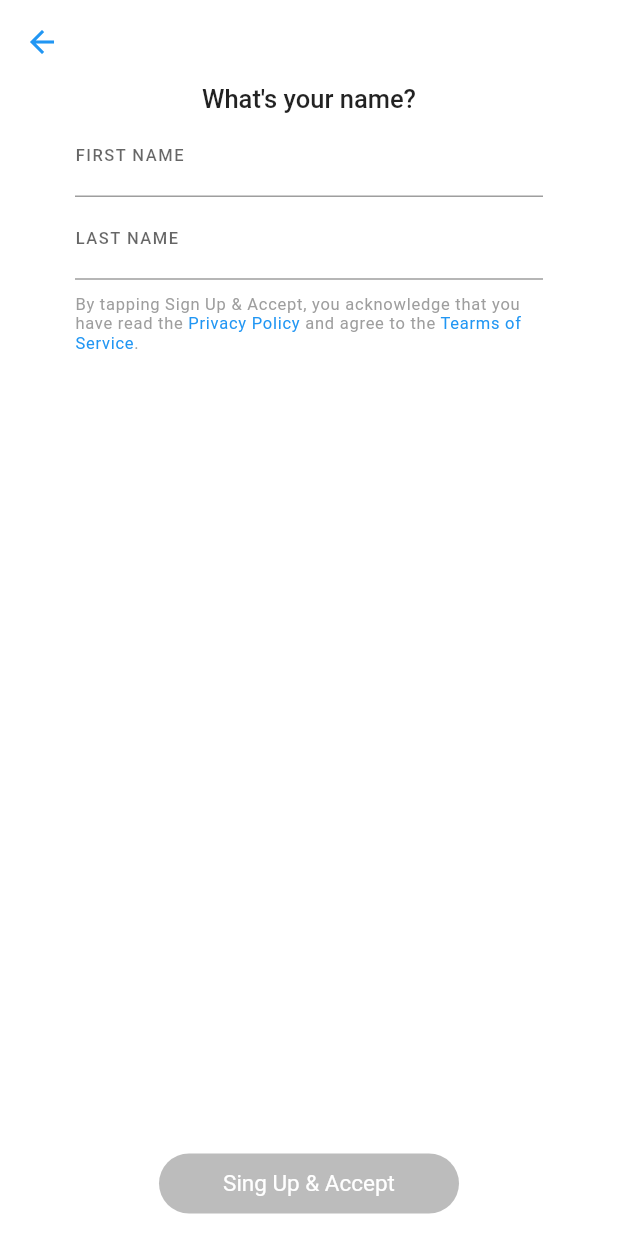
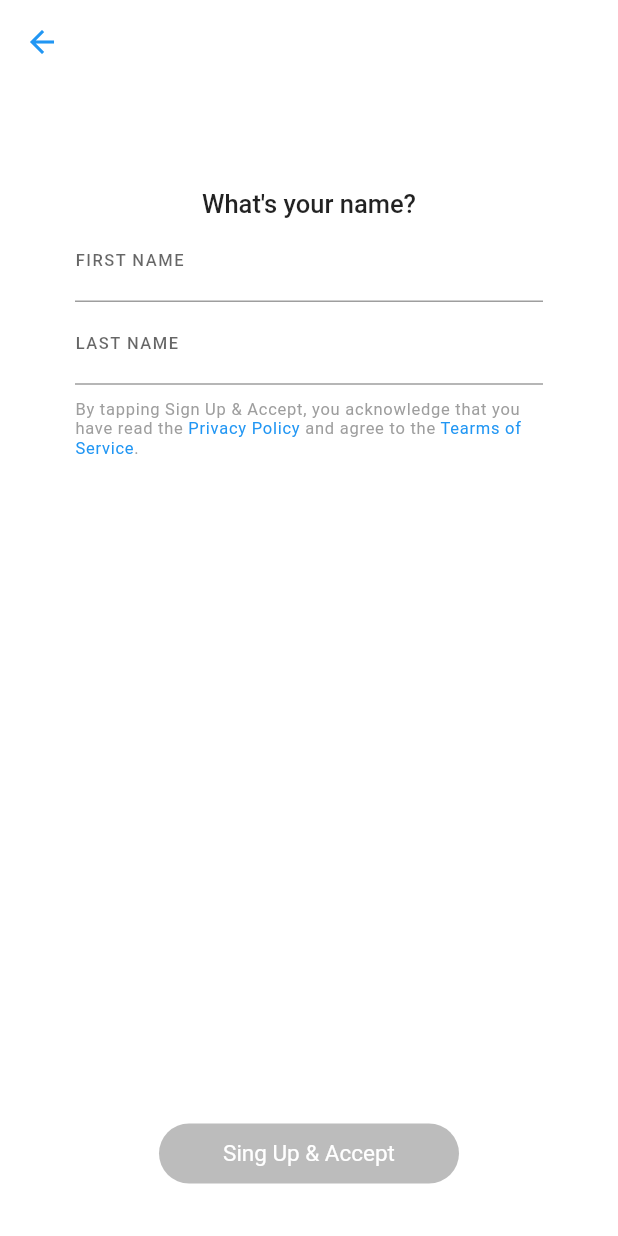
Before and after one commit to QristineVanesyan/snapchat_practice, a Flutter app: the screen it shows after launch, after a tap on "SIGN UP", on a phone screen of 412 x 824 dp. Run offline on Flutter 3.47's test engine with Material 2 defaults, Android fonts, the phone set to English and light mode, and no system bars.

Commit message:
TODO SHOW/HIDE

```diff
--- a/snapchat_proj/lib/pages/sign-up.dart
+++ b/snapchat_proj/lib/pages/sign-up.dart
@@ -4,26 +4,22 @@ import 'package:snapchat_proj/pages/birthday.dart';
 import 'package:snapchat_proj/widgets/customTextField.dart';
 import 'package:snapchat_proj/widgets/roundedButton.dart';
 
-// you can create one page For Sign up and login and call it with other params
 class SignUp extends StatefulWidget {
-  TextEditingController _controller1 = TextEditingController();
-  TextEditingController _controller2 = TextEditingController();
-
   @override
   _SignUpState createState() => _SignUpState();
 }
 
 class _SignUpState extends State<SignUp> {
+  TextEditingController _fnameTextFieldController = TextEditingController();
+  TextEditingController _lnameTextFieldController = TextEditingController();
+
   bool _isValid = false;
   final _formKey = GlobalKey<FormState>();
-  String error = "";
-  String username = "";
-  String password = "";
-  String email = "";
+
   void _toggle() {
     setState(() {
-      _isValid = (widget._controller1.text.isNotEmpty ||
-          widget._controller2.text.isNotEmpty);
+      _isValid = (_fnameTextFieldController.text.isNotEmpty ||
+          _lnameTextFieldController.text.isNotEmpty);
     });
   }
 
@@ -38,58 +34,68 @@ class _SignUpState extends State<SignUp> {
         elevation: 0,
       ),
       body: Container(
+        padding: const EdgeInsets.only(top: 70),
         color: Colors.white,
         child: Column(
           mainAxisAlignment: MainAxisAlignment.spaceBetween,
-            children: [
-              Column(
+          children: [_renderForm(), _renderContinueButton()],
+        ),
+      ),
+    );
+  }
+
+  Widget _renderContinueButton() {
+    return Container(
+      padding: const EdgeInsets.only(bottom: 15),
+      child: RoundedButton(
+        title: 'Sing Up & Accept',
+        onButtonClick: () => {
+          if (_isValid)
+            Navigator.push(
+                context, MaterialPageRoute(builder: (context) => Birthday()))
+        },
+        color: (_isValid) ? const Color(0xFF02a9f4) : const Color(0xFFbcbcbc),
+      ),
+    );
+  }
+
+  Widget _renderForm() {
+    return Form(
+      key: _formKey,
+      child: Column(
         children: [
           Text(
             'What\'s your name?',
             style: TextStyle(fontSize: 17, fontWeight: FontWeight.w500),
           ),
-                  Form(
-                    key: _formKey,
-                    child: Column(
-                      children: [
           CustomTextField(
             labelName: 'first name'.toUpperCase(),
-                          customTextFieldController: widget._controller1,
-                          validator: (val) => val.length > 2
-                              ? "Minimum 2 characters are needed"
-                              : null,
+            customTextFieldController: _fnameTextFieldController,
+            validator: (val) =>
+                val.length > 2 ? "Minimum 2 characters are needed" : null,
             onTextFieldChange: () => {_toggle()},
-                          // onTextFieldChange: (val) {
-                          //   setState(() {
-                          //     _isValid = (widget._controller1.text.isNotEmpty ||
-                          //         widget._controller2.text.isNotEmpty);
-                          //     return username = val;
-                          //   });
-                          // },
           ),
           CustomTextField(
             labelName: 'last name'.toUpperCase(),
-                          // onTextFieldChange: () => {
-                          //   _isValid = (widget._controller1.text.isNotEmpty ||
-                          //       widget._controller2.text.isNotEmpty)
-                          // },
             onTextFieldChange: () => {_toggle()},
-                          customTextFieldController: widget._controller2,
+            customTextFieldController: _lnameTextFieldController,
           ),
+          _renderRichTextMessage(),
         ],
       ),
-                  ),
-                  Container(
+    );
+  }
+
+  Widget _renderRichTextMessage() {
+    return Container(
       padding: const EdgeInsets.fromLTRB(50, 10, 50, 0),
       child: Center(
         child: RichText(
           text: TextSpan(
             text:
                 'By tapping Sign Up & Accept, you acknowledge that you have read the ',
-                          style: TextStyle(
-                              color: Colors.grey,
-                              fontSize: 11,
-                              letterSpacing: 0.5),
+            style:
+                TextStyle(color: Colors.grey, fontSize: 11, letterSpacing: 0.5),
             children: <TextSpan>[
               TextSpan(
                   text: 'Privacy Policy',
@@ -98,7 +104,7 @@ class _SignUpState extends State<SignUp> {
                   ),
                   recognizer: TapGestureRecognizer()
                     ..onTap = () {
-                                    // open desired screen
+                      // some href
                     }),
               TextSpan(
                 text: ' and agree to the ',
@@ -110,7 +116,7 @@ class _SignUpState extends State<SignUp> {
                   ),
                   recognizer: TapGestureRecognizer()
                     ..onTap = () {
-                                    // open desired screen
+                      // some href
                     }),
               TextSpan(
                 //ASK for one point i neet create new TextSpan????????????
@@ -120,25 +126,6 @@ class _SignUpState extends State<SignUp> {
           ),
         ),
       ),
-                  ),
-                ],
-              ),
-              Container(
-                padding: const EdgeInsets.only(bottom: 15),
-                child: RoundedButton(
-                  title: 'Sing Up & Accept',
-                  onButtonClick: () => {
-                    if (_isValid)
-                      Navigator.push(context,
-                          MaterialPageRoute(builder: (context) => Birthday()))
-                  },
-                  color: (_isValid)
-                      ? const Color(0xFF02a9f4)
-                      : const Color(0xFFbcbcbc),
-                ),
-              ),
-            ],
-          )),
     );
   }
 }
--- a/snapchat_proj/lib/widgets/customTextField.dart
+++ b/snapchat_proj/lib/widgets/customTextField.dart
@@ -1,17 +1,6 @@
 import 'package:flutter/material.dart';
 
 class CustomTextField extends StatefulWidget {
-  final String labelName;
-  final Icon icon;
-  final Function onTextFieldChange;
-  final Function onTextFieldTap;
-  final Function validator;
-  final TextInputType txtType;
-  bool isVisible;
-  bool hideInputedText;
-  bool flatButtonShow;
-  final TextEditingController customTextFieldController;
-
   CustomTextField(
       {Key key,
       this.labelName,
@@ -27,6 +16,17 @@ class CustomTextField extends StatefulWidget {
       : super(key: key);
   @override
   _State createState() => _State();
+
+  final String labelName;
+  final Icon icon;
+  final Function onTextFieldChange;
+  final Function onTextFieldTap;
+  final Function validator;
+  final TextInputType txtType;
+  bool isVisible;
+  bool hideInputedText;
+  bool flatButtonShow;
+  final TextEditingController customTextFieldController;
 }
 
 class _State extends State<CustomTextField> {
@@ -46,19 +46,12 @@ class _State extends State<CustomTextField> {
               labelText: widget.labelName.toUpperCase(),
               labelStyle: TextStyle(
                   fontSize: 11, letterSpacing: 1, fontWeight: FontWeight.w500),
-              suffixIcon: widget.icon != null
-                  ? GestureDetector(
-                      child: (widget.isVisible == false)
-                          ? Icon(Icons.visibility_outlined)
-                          : widget.icon,
-                      onTap: _togglePasswordView,
-                    )
-                  : TextButton(
-                      onPressed: _togglePasswordView,
-                      child: (widget.flatButtonShow)
-                          ? new Text(widget.isVisible ? "Show" : "Hide")
-                          : Text(""),
-                    )),
+              suffixIcon: TextButton(
+                onPressed: _togglePasswordView,
+                child: (widget.flatButtonShow)
+                    ? new Text(widget.isVisible ? "Show" : "Hide")
+                    : Text(""),
+              )),
           onChanged: (text) => widget.onTextFieldChange(),
           onTap: () => widget.onTextFieldTap(),
         ),
--- a/snapchat_proj/lib/widgets/link.dart
+++ b/snapchat_proj/lib/widgets/link.dart
@@ -1,5 +1,4 @@
 import 'package:flutter/material.dart';
-import 'package:snapchat_proj/pages/forgotPassword.dart';
 
 class Link extends StatelessWidget {
   final String title;
@@ -14,8 +13,9 @@ class Link extends StatelessWidget {
               fontWeight: FontWeight.w500,
             )),
         onTap: () {
-          Navigator.push(context,
-              MaterialPageRoute(builder: (context) => ForgotPasswordScreen()));
+          // create forget password page
+          // Navigator.push(context,
+          //     MaterialPageRoute(builder: (context) => ForgotPasswordScreen()));
         });
   }
 }
--- a/snapchat_proj/lib/widgets/roundedButton.dart
+++ b/snapchat_proj/lib/widgets/roundedButton.dart
@@ -8,12 +8,12 @@ class RoundedButton extends StatelessWidget {
   final Function onButtonClick;
 
   bool isActive = false;
-
   @override
   Widget build(BuildContext context) {
     return GestureDetector(
       onTap: () => {onButtonClick()},
       child: Container(
+          margin: const EdgeInsets.only(bottom: 20),
           alignment: Alignment.center, //centered vertically child
           height: 40,
           width: 200,
```
Also changed, not shown: snapchat_proj/lib/pages/birthday.dart (+75 -68 lines), snapchat_proj/lib/pages/email.dart (+9 -9 lines), snapchat_proj/lib/pages/forgotPassword.dart (deleted, +0 -81 lines), snapchat_proj/lib/pages/log-in.dart (+41 -73 lines), snapchat_proj/lib/pages/password.dart (+13 -4 lines), snapchat_proj/lib/pages/userName.dart (+53 -46 lines). Lines whose indentation alone changed are shown as unchanged.
